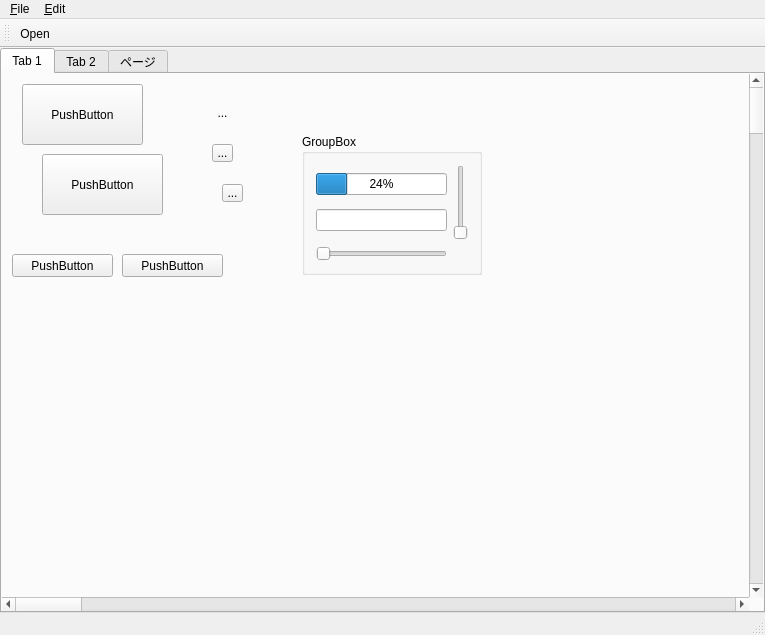
The window that MainWindow.ui (soramimi/QtDarkStyle) describes before a commit, drawn with Qt 5.
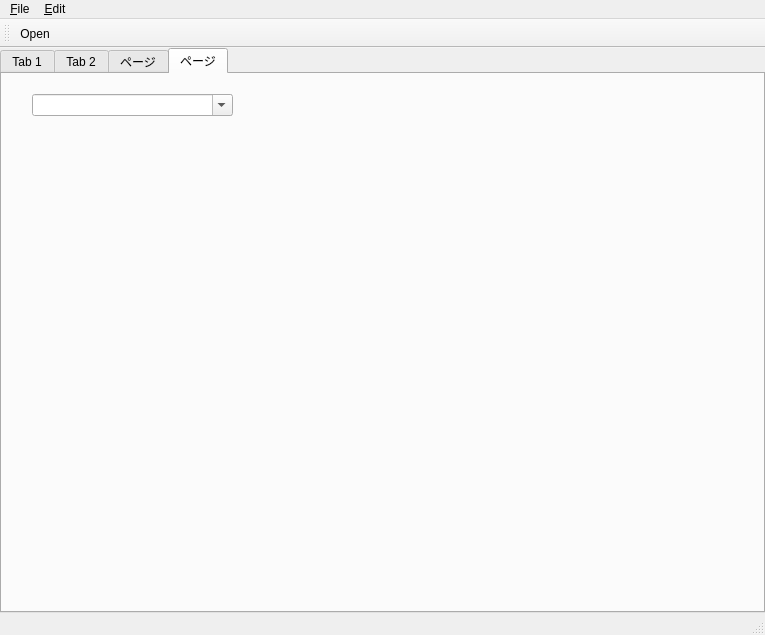
The same window after the commit. The open tabs and pages were chosen to show the change.

Patch:
```diff
--- a/MainWindow.ui
+++ b/MainWindow.ui
@@ -385,6 +385,27 @@
         </property>
        </widget>
       </widget>
+      <widget class="QWidget" name="tab_12">
+       <attribute name="title">
+        <string>ページ</string>
+       </attribute>
+       <widget class="QComboBox" name="comboBox">
+        <property name="geometry">
+         <rect>
+          <x>30</x>
+          <y>20</y>
+          <width>201</width>
+          <height>22</height>
+         </rect>
+        </property>
+        <property name="editable">
+         <bool>true</bool>
+        </property>
+        <property name="currentText">
+         <string/>
+        </property>
+       </widget>
+      </widget>
      </widget>
     </item>
    </layout>
```
Left out of the diff: 2 changed lines with no effect on the pictures.
